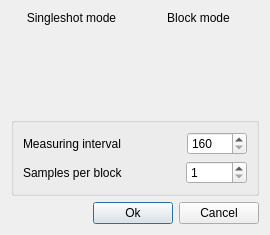
This is ui/parametersdialog.ui in Melomanstd/daq_gui as Qt 5 draws it before an edit. The edited form follows.
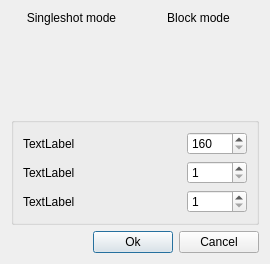
This is the edited form. Icons and pictures are not drawn.

Patch:
```diff
--- a/ui/parametersdialog.ui
+++ b/ui/parametersdialog.ui
@@ -113,15 +113,9 @@
       <item>
        <layout class="QHBoxLayout" name="horizontalLayout_2">
         <item>
-         <widget class="QLabel" name="meas_time_lbl">
-          <property name="minimumSize">
-           <size>
-            <width>100</width>
-            <height>0</height>
-           </size>
-          </property>
+         <widget class="QLabel" name="label_3">
           <property name="text">
-           <string>Measuring interval</string>
+           <string>TextLabel</string>
           </property>
          </widget>
         </item>
@@ -159,15 +153,9 @@
       <item>
        <layout class="QHBoxLayout" name="horizontalLayout">
         <item>
-         <widget class="QLabel" name="meas_samples_count_lbl">
-          <property name="minimumSize">
-           <size>
-            <width>100</width>
-            <height>0</height>
-           </size>
-          </property>
+         <widget class="QLabel" name="label_4">
           <property name="text">
-           <string>Samples per block</string>
+           <string>TextLabel</string>
           </property>
          </widget>
         </item>
@@ -190,6 +178,58 @@
            <size>
             <width>60</width>
             <height>0</height>
+           </size>
+          </property>
+          <property name="maximumSize">
+           <size>
+            <width>60</width>
+            <height>16777215</height>
+           </size>
+          </property>
+          <property name="minimum">
+           <number>1</number>
+          </property>
+          <property name="maximum">
+           <number>65530</number>
+          </property>
+         </widget>
+        </item>
+       </layout>
+      </item>
+      <item>
+       <layout class="QHBoxLayout" name="horizontalLayout_5">
+        <item>
+         <widget class="QLabel" name="label_5">
+          <property name="text">
+           <string>TextLabel</string>
+          </property>
+         </widget>
+        </item>
+        <item>
+         <spacer name="horizontalSpacer_4">
+          <property name="orientation">
+           <enum>Qt::Horizontal</enum>
+          </property>
+          <property name="sizeHint" stdset="0">
+           <size>
+            <width>40</width>
+            <height>20</height>
+           </size>
+          </property>
+         </spacer>
+        </item>
+        <item>
+         <widget class="QSpinBox" name="spin_2">
+          <property name="minimumSize">
+           <size>
+            <width>60</width>
+            <height>0</height>
+           </size>
+          </property>
+          <property name="maximumSize">
+           <size>
+            <width>60</width>
+            <height>16777215</height>
            </size>
           </property>
           <property name="minimum">
```
Left out of the diff: 10 changed lines with no effect on the pictures.
